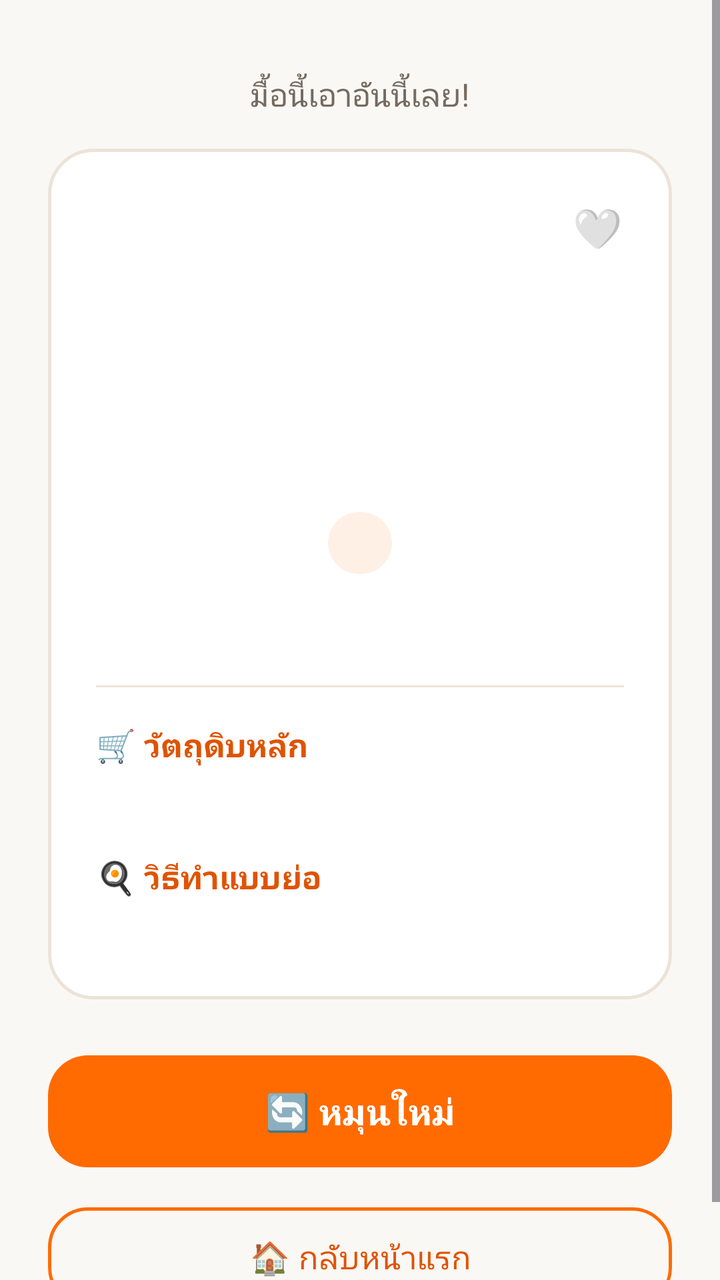
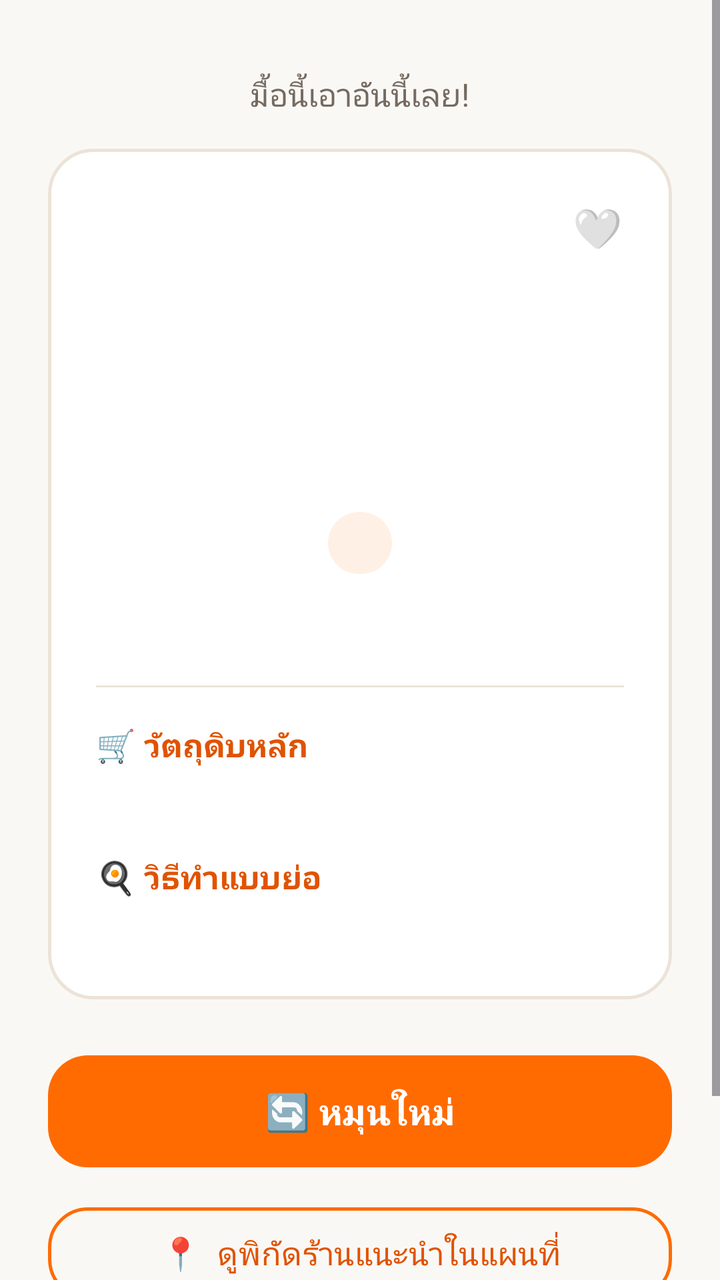

Before-and-after screenshots of an Android layout around one commit, followed by the original layout XML and the change that was made.
<!-- AndroidManifest.xml: application theme Theme.GinRaiDee -->
<!-- res/layout/activity_result.xml -->
<?xml version="1.0" encoding="utf-8"?>
<ScrollView xmlns:android="http://schemas.android.com/apk/res/android"
    xmlns:app="http://schemas.android.com/apk/res-auto"
    android:layout_width="match_parent"
    android:layout_height="match_parent"
    android:background="@color/cream"
    android:fillViewport="true">

    <LinearLayout
        android:layout_width="match_parent"
        android:layout_height="wrap_content"
        android:gravity="center_horizontal"
        android:orientation="vertical"
        android:padding="24dp">

        <TextView
            android:layout_width="wrap_content"
            android:layout_height="wrap_content"
            android:layout_marginTop="12dp"
            android:text="@string/result_title"
            android:textColor="@color/text_secondary"
            android:textSize="16sp" />

        
        <FrameLayout
            android:layout_width="match_parent"
            android:layout_height="wrap_content"
            android:layout_marginTop="16dp">

            <LinearLayout
                android:layout_width="match_parent"
                android:layout_height="wrap_content"
                android:background="@drawable/bg_card"
                android:gravity="center_horizontal"
                android:orientation="vertical"
                android:padding="24dp">

                <TextView
                    android:id="@+id/tvEmoji"
                    android:layout_width="wrap_content"
                    android:layout_height="wrap_content"
                    android:textSize="80sp" />

                <TextView
                    android:id="@+id/tvFoodName"
                    android:layout_width="wrap_content"
                    android:layout_height="wrap_content"
                    android:layout_marginTop="8dp"
                    android:gravity="center"
                    android:textColor="@color/text_primary"
                    android:textSize="26sp"
                    android:textStyle="bold" />

                <TextView
                    android:id="@+id/tvTag"
                    android:layout_width="wrap_content"
                    android:layout_height="wrap_content"
                    android:layout_marginTop="8dp"
                    android:background="@drawable/bg_tag_pill"
                    android:paddingStart="16dp"
                    android:paddingTop="6dp"
                    android:paddingEnd="16dp"
                    android:paddingBottom="6dp"
                    android:textColor="@color/orange_dark"
                    android:textSize="14sp"
                    android:textStyle="bold" />

                
                <TextView
                    android:id="@+id/tvInfo"
                    android:layout_width="match_parent"
                    android:layout_height="wrap_content"
                    android:layout_marginTop="16dp"
                    android:gravity="center"
                    android:lineSpacingExtra="6dp"
                    android:textColor="@color/text_primary"
                    android:textSize="16sp" />

                <View
                    android:layout_width="match_parent"
                    android:layout_height="1dp"
                    android:layout_marginTop="18dp"
                    android:background="@color/border_color" />

                
                <TextView
                    android:layout_width="match_parent"
                    android:layout_height="wrap_content"
                    android:layout_marginTop="18dp"
                    android:text="@string/ingredients_title"
                    android:textColor="@color/orange_dark"
                    android:textSize="16sp"
                    android:textStyle="bold" />

                <TextView
                    android:id="@+id/tvIngredients"
                    android:layout_width="match_parent"
                    android:layout_height="wrap_content"
                    android:layout_marginTop="6dp"
                    android:lineSpacingExtra="5dp"
                    android:textColor="@color/text_primary"
                    android:textSize="15sp" />

                
                <TextView
                    android:layout_width="match_parent"
                    android:layout_height="wrap_content"
                    android:layout_marginTop="18dp"
                    android:text="@string/recipe_title"
                    android:textColor="@color/orange_dark"
                    android:textSize="16sp"
                    android:textStyle="bold" />

                <TextView
                    android:id="@+id/tvRecipe"
                    android:layout_width="match_parent"
                    android:layout_height="wrap_content"
                    android:layout_marginTop="6dp"
                    android:lineSpacingExtra="5dp"
                    android:textColor="@color/text_primary"
                    android:textSize="15sp" />

            </LinearLayout>

            <com.google.android.material.button.MaterialButton
                android:id="@+id/btnFavorite"
                style="@style/Widget.Material3.Button.IconButton"
                android:layout_width="52dp"
                android:layout_height="52dp"
                android:layout_gravity="top|end"
                android:layout_marginTop="12dp"
                android:layout_marginEnd="12dp"
                android:background="@drawable/bg_circle_button"
                android:text="🤍"
                android:textSize="20sp"
                app:cornerRadius="26dp" />

        </FrameLayout>

        <com.google.android.material.button.MaterialButton
            android:id="@+id/btnSpinAgain"
            android:layout_width="match_parent"
            android:layout_height="64dp"
            android:layout_marginTop="24dp"
            android:text="@string/result_spin_again"
            android:textSize="18sp"
            android:textStyle="bold"
            app:backgroundTint="@color/orange_primary"
            app:cornerRadius="20dp" />

        <com.google.android.material.button.MaterialButton
            android:id="@+id/btnHome"
            style="@style/Widget.Material3.Button.OutlinedButton"
            android:layout_width="match_parent"
            android:layout_height="58dp"
            android:layout_marginTop="12dp"
            android:text="@string/result_home"
            android:textColor="@color/orange_dark"
            android:textSize="16sp"
            app:cornerRadius="20dp"
            app:strokeColor="@color/orange_primary"
            app:strokeWidth="1.5dp" />

    </LinearLayout>
</ScrollView>
<!-- resources referenced by this layout -->
<resources>
  <color name="border_color">#ECE3D8</color>
  <color name="cream">#FAF8F5</color>
  <color name="orange_dark">#E05300</color>
  <color name="orange_primary">#FF6B00</color>
  <color name="text_primary">#1A1918</color>
  <color name="text_secondary">#756A60</color>
  <!-- drawable bg_card (drawable) -->
  <?xml version="1.0" encoding="utf-8"?>
  <shape xmlns:android="http://schemas.android.com/apk/res/android"
      android:shape="rectangle">
      <solid android:color="@color/white" />
      <corners android:radius="22dp" />
      <stroke
          android:width="1.5dp"
          android:color="@color/border_color" />
  </shape>
  <!-- drawable bg_circle_button (drawable) -->
  <?xml version="1.0" encoding="utf-8"?>
  <ripple xmlns:android="http://schemas.android.com/apk/res/android"
      android:color="@color/orange_light">
      <item>
          <shape android:shape="oval">
              <solid android:color="@color/white" />
              <stroke
                  android:width="1.5dp"
                  android:color="@color/border_color" />
          </shape>
      </item>
  </ripple>
  <!-- drawable bg_tag_pill (drawable) -->
  <?xml version="1.0" encoding="utf-8"?>
  <shape xmlns:android="http://schemas.android.com/apk/res/android"
      android:shape="rectangle">
      <solid android:color="@color/orange_light" />
      <corners android:radius="16dp" />
  </shape>
  <string name="ingredients_title">🛒  วัตถุดิบหลัก</string>
  <string name="recipe_title">🍳  วิธีทำแบบย่อ</string>
  <string name="result_home">🏠  กลับหน้าแรก</string>
  <string name="result_spin_again">🔄  หมุนใหม่</string>
  <string name="result_title">มื้อนี้เอาอันนี้เลย!</string>
  <style name="Theme.GinRaiDee" parent="Theme.Material3.DayNight.NoActionBar">
          <item name="colorPrimary">@color/orange_primary</item>
          <item name="colorPrimaryDark">@color/orange_dark</item>
          <item name="colorAccent">@color/orange_primary</item>
          <item name="android:windowBackground">@color/cream</item>
          <item name="android:statusBarColor">@color/orange_primary</item>
      </style>
  <color name="white">#FFFFFF</color>
  <color name="orange_light">#FFF0E5</color>
</resources>

<!-- the commit's change to res/layout/activity_result.xml (unified diff, before → after) -->
@@ -149,6 +149,19 @@
             app:cornerRadius="20dp" />
 
         <com.google.android.material.button.MaterialButton
+            android:id="@+id/btnViewLocation"
+            style="@style/Widget.Material3.Button.OutlinedButton"
+            android:layout_width="match_parent"
+            android:layout_height="54dp"
+            android:layout_marginTop="12dp"
+            android:text="📍  ดูพิกัดร้านแนะนำในแผนที่"
+            android:textColor="@color/orange_dark"
+            android:textSize="16sp"
+            app:cornerRadius="20dp"
+            app:strokeColor="@color/orange_primary"
+            app:strokeWidth="1.5dp" />
+
+        <com.google.android.material.button.MaterialButton
             android:id="@+id/btnHome"
             style="@style/Widget.Material3.Button.OutlinedButton"
             android:layout_width="match_parent"
